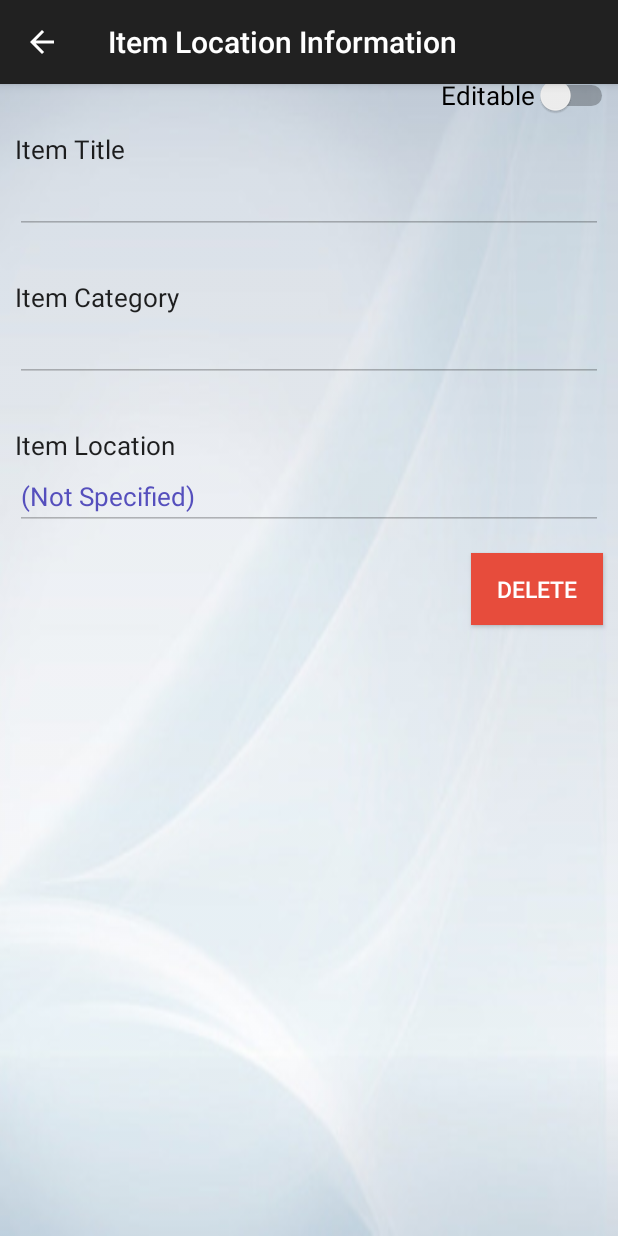
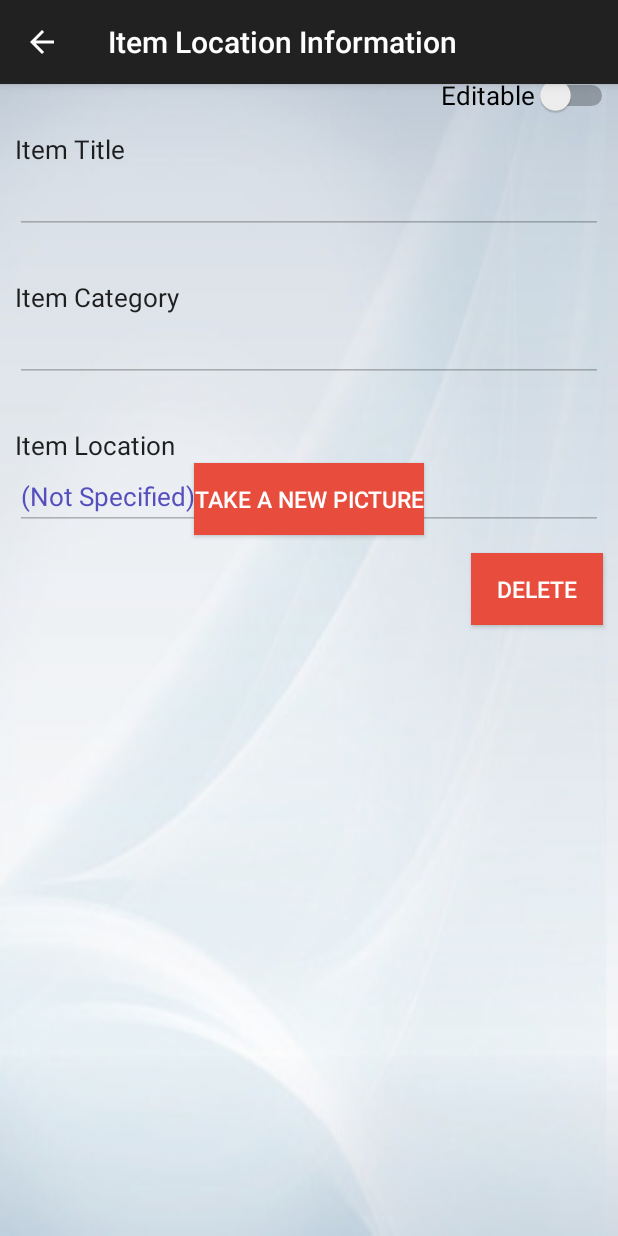
Before and after one commit to MegaJ/static_recall, an Android app: the ItemInfoScreen screen opened directly, with no data from a screen before it, on a phone screen of 412 x 824 dp. Run offline under Robolectric (Android 15) with nearby library versions, the phone set to English and light mode, and no system bars; Roboto replaces fonts that are not available here; 4 statements that could not run were skipped.

Commit message:
add TAKE A NEW PICTURE BUTTON

```diff
--- a/app/src/main/java/yiwejeje/staticrecallapp/Activity/ItemInfoScreen.java
+++ b/app/src/main/java/yiwejeje/staticrecallapp/Activity/ItemInfoScreen.java
@@ -51,6 +51,7 @@ public class ItemInfoScreen extends AppCompatActivity implements AdapterView.OnI
     private Button saveBtn;
     private Button unsaveBtn;
     private Button deleteBtn;
+    private Button newBtn;
     private Switch isEditable;
     private String originalItemName;
     private String originalCategoryName;
@@ -93,6 +94,7 @@ public class ItemInfoScreen extends AppCompatActivity implements AdapterView.OnI
         saveBtn=(Button)findViewById(R.id.saveBtn1);
         unsaveBtn=(Button)findViewById(R.id.disregard);
         deleteBtn=(Button)findViewById(R.id.deleteBtn1);
+        newBtn=(Button)findViewById(R.id.newPic);
         imageFileView= (ImageView)findViewById(R.id.imgFileView);
         imageFileView.setRotation(90);
         thisSpinner=(Spinner)findViewById(R.id.editSpinner);
@@ -125,6 +127,7 @@ public class ItemInfoScreen extends AppCompatActivity implements AdapterView.OnI
             Bitmap bitmap = BitmapFactory.decodeFile(extras.getString("item picture path"));
             imageFileView.setImageBitmap(bitmap);
             imageFileView.setVisibility(View.VISIBLE);
+            newBtn.setVisibility(View.VISIBLE);
             locationDisplay.setVisibility(View.INVISIBLE);
         }
 
@@ -346,6 +349,7 @@ public class ItemInfoScreen extends AppCompatActivity implements AdapterView.OnI
             locationDisplay.setEnabled(false);
             unsaveBtn.setVisibility(View.INVISIBLE);
             thisSpinner.setVisibility(View.INVISIBLE);
+            //newBtn.setVisibility(View.INVISIBLE);
         }
     }
 
--- a/app/src/main/res/layout/content_item_info_screen.xml
+++ b/app/src/main/res/layout/content_item_info_screen.xml
@@ -9,8 +9,7 @@
         android:layout_width="match_parent"
         android:layout_height="match_parent"
         android:paddingBottom="@dimen/activity_vertical_margin"
-        android:paddingLeft="@dimen/activity_horizontal_margin"
-        android:paddingRight="@dimen/activity_horizontal_margin"
+
         android:paddingTop="@dimen/activity_vertical_margin"
         android:fitsSystemWindows="true"
         app:layout_behavior="@string/appbar_scrolling_view_behavior"
@@ -169,5 +168,16 @@
             android:textSize="17sp"
             android:layout_marginRight="10dp"/>
 
+        <Button
+            android:layout_width="wrap_content"
+            android:layout_height="wrap_content"
+            android:text="Take a new picture"
+            android:id="@+id/newPic"
+            android:layout_below="@+id/imgFileView"
+            android:layout_centerHorizontal="true"
+            android:textSize="15sp"
+            android:background="#E74C3C"
+            android:textColor="#FFFFFF"/>
+
     </RelativeLayout>
 </ScrollView>
```
